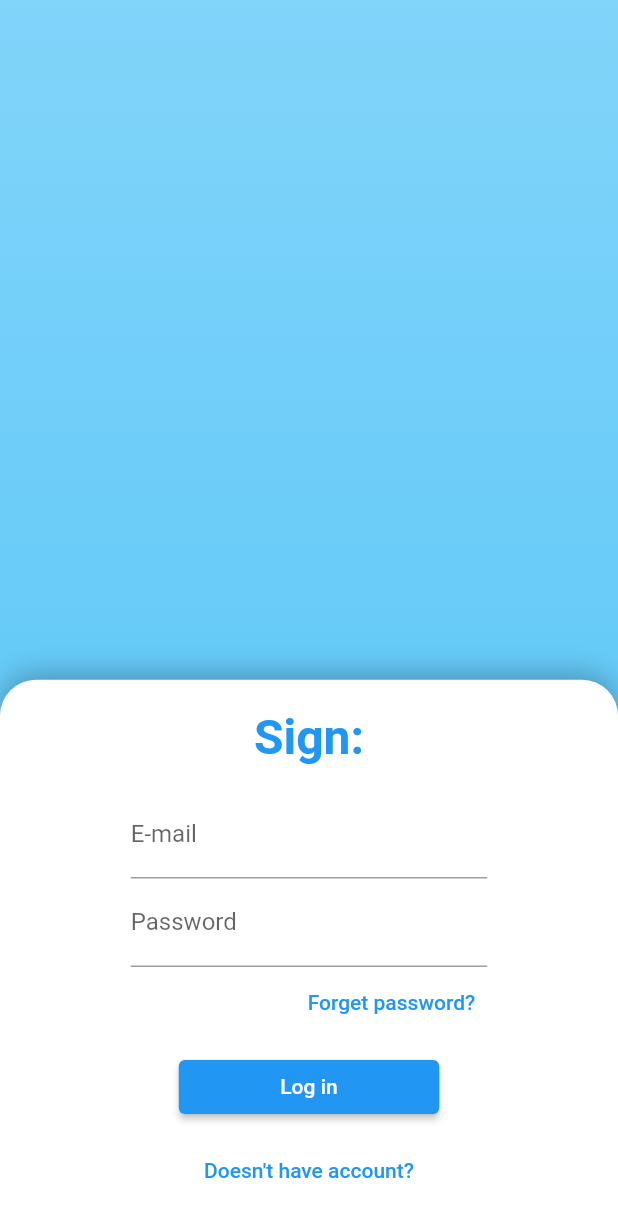
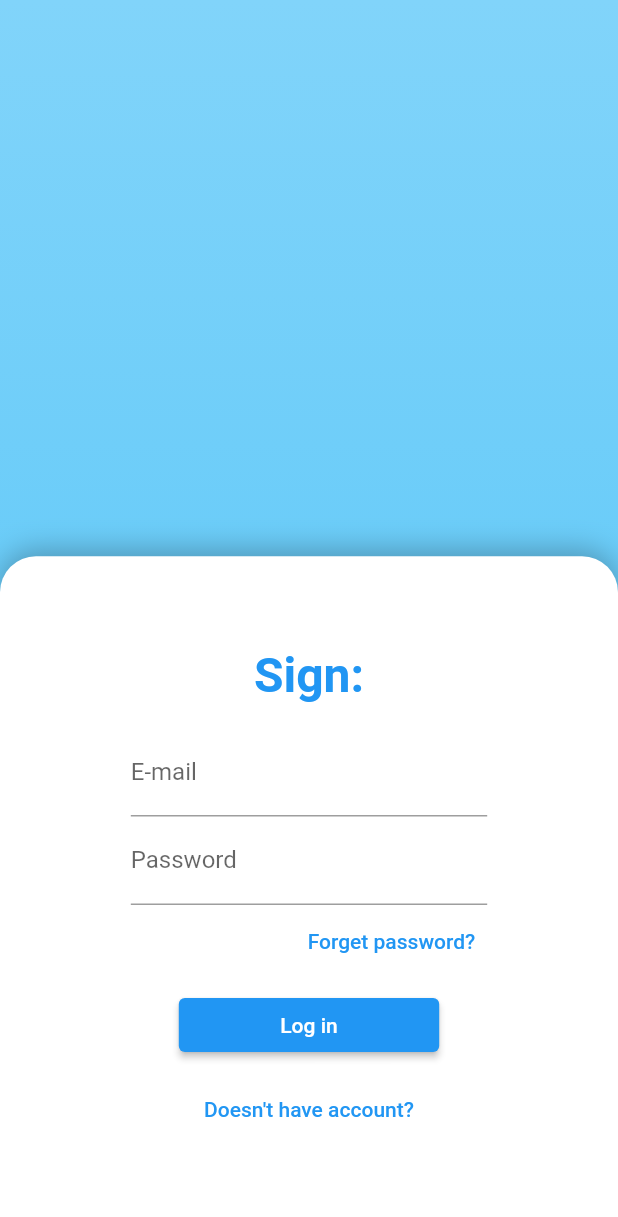
Before and after one commit to vladcto/mock-chat-flutter, a Flutter app: the screen it shows after launch, after a tap on "Log in", on a phone screen of 412 x 824 dp. Shown: the top 1217 px of the screen. Run offline on Flutter 3.47's test engine with Material 2 defaults, Android fonts, the phone set to English and light mode, and no system bars; our stand-ins replace firebase_auth, firebase_core, firebase_database, flutter_riverpod, freezed_annotation, get_it and 1 more; accounts and stored records are empty; network calls fail.

Commit message:
Легкие правки дизайна.

```diff
--- a/lib/data/auth/firebase_auth_service.dart
+++ b/lib/data/auth/firebase_auth_service.dart
@@ -45,11 +45,11 @@ class FirebaseAuthService {
       print("${e.code}");
       switch (e.code) {
         case "invalid-email":
-          return SignUserStatus.invalidEmail();
+          return const SignUserStatus.invalidEmail();
         case "unknown":
         case "user-not-found":
         case "wrong-password":
-          return SignUserStatus.wrongCredentials();
+          return const SignUserStatus.wrongCredentials();
         default:
           print("Uncatched exception: $e");
           rethrow;
--- a/lib/presentation/auth/auth_page.dart
+++ b/lib/presentation/auth/auth_page.dart
@@ -1,10 +1,7 @@
 import 'package:animations/animations.dart';
 import 'package:flutter/material.dart';
-import 'package:mock_chat_flutter/data/auth/firebase_auth_service.dart';
-import 'package:mock_chat_flutter/locator.dart';
 import 'package:mock_chat_flutter/presentation/auth/registration_form.dart';
 import 'package:mock_chat_flutter/presentation/auth/sign_in_form.dart';
-import 'package:mock_chat_flutter/presentation/messages/messages_page.dart';
 
 class AuthPage extends StatefulWidget {
   const AuthPage({Key? key}) : super(key: key);
@@ -18,7 +15,7 @@ class _AuthPageState extends State<AuthPage> {
 
   @override
   Widget build(BuildContext context) {
-    final authHeight = MediaQuery.of(context).size.height * 0.45;
+    final authHeight = MediaQuery.of(context).size.height * 0.55;
     return Scaffold(
       body: Stack(
         children: [
--- a/lib/presentation/messages/messages_page.dart
+++ b/lib/presentation/messages/messages_page.dart
@@ -1,4 +1,3 @@
-import 'package:firebase_auth/firebase_auth.dart';
 import 'package:flutter/material.dart';
 import 'package:flutter_riverpod/flutter_riverpod.dart';
 import 'package:mock_chat_flutter/data/auth/firebase_auth_service.dart';
@@ -10,7 +9,7 @@ import 'package:mock_chat_flutter/presentation/auth/auth_page.dart';
 import 'package:mock_chat_flutter/presentation/messages/message_card.dart';
 
 StateNotifierProvider<MessageProvider, List<MessageDTO>> messageProvider =
-    StateNotifierProvider((ref) => MessageProvider(getIt<MessageService>(), []));
+    StateNotifierProvider((ref) => MessageProvider(getIt<MessageService>()));
 
 class MessagesPage extends StatelessWidget {
   const MessagesPage({Key? key}) : super(key: key);
```
